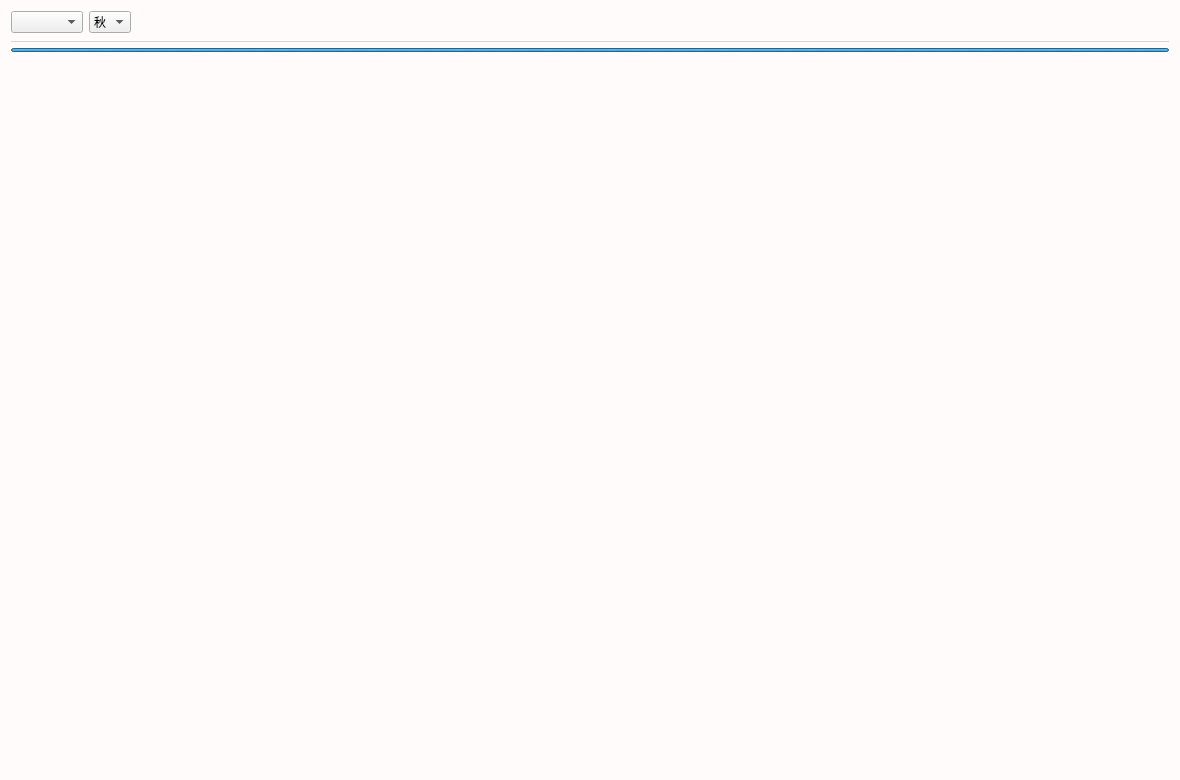
Old version of the form src/mikanbangumireader.ui in the repository daonvshu/bangumireader.
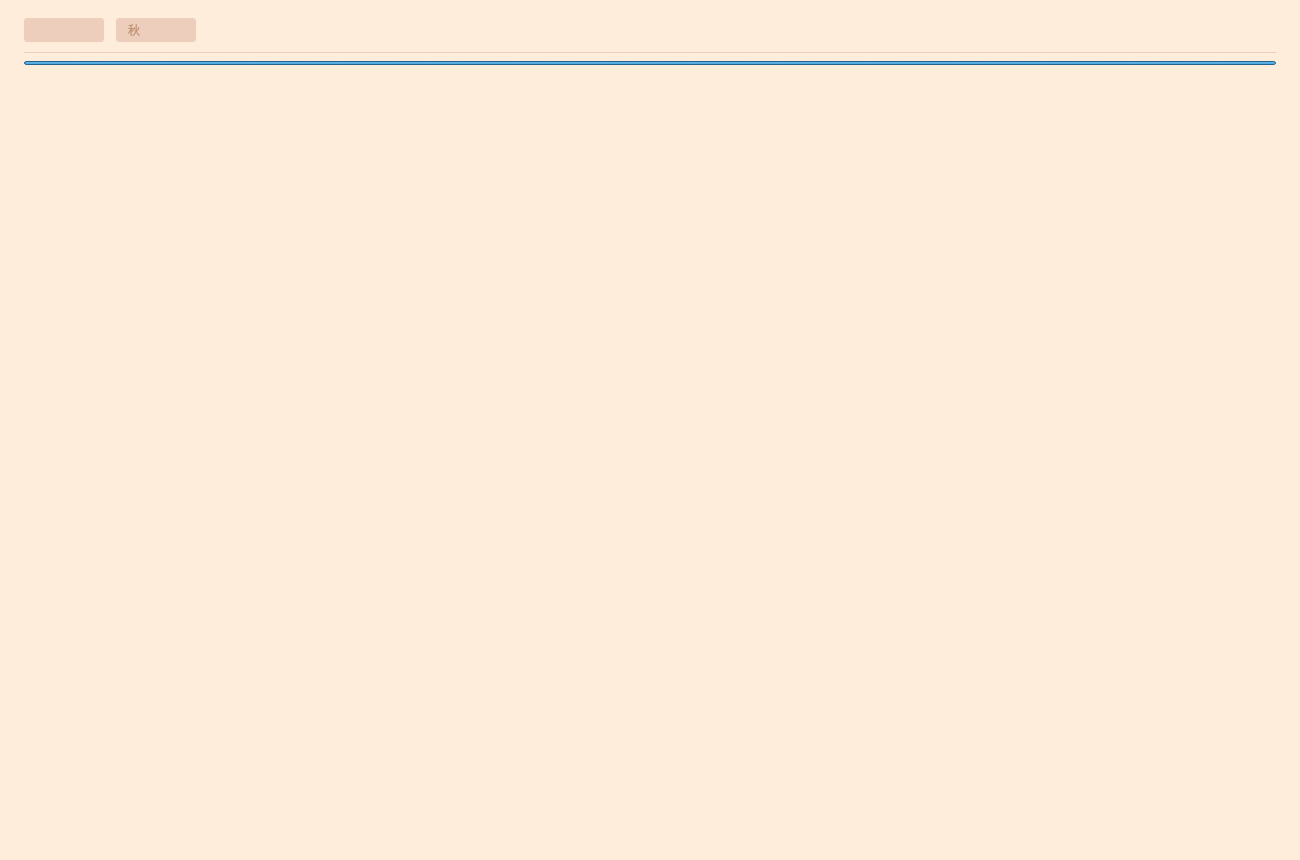
New version of the form. Icons and pictures are not drawn. Custom widgets are drawn as their Qt base class.

Diff of the .ui file:
```diff
--- a/src/mikanbangumireader.ui
+++ b/src/mikanbangumireader.ui
@@ -6,8 +6,8 @@
    <rect>
     <x>0</x>
     <y>0</y>
-    <width>1180</width>
-    <height>780</height>
+    <width>1300</width>
+    <height>860</height>
    </rect>
   </property>
   <property name="windowTitle">
@@ -15,18 +15,76 @@
   </property>
   <property name="styleSheet">
    <string notr="true">#MikanBangumiReader{
-background:#FFFBFB;
-border-radius:6px;
+	background:#FFEDDB;
+	border-radius:6px;
+}
+QComboBox{
+	background:#EDCDBB;
+	border:none;
+	border-radius:3px;
+	color:#BF9270;
+	padding-left:12px;
+}
+QComboBox::drop-down {
+    subcontrol-origin: padding;
+    subcontrol-position: top right;
+    width: 15px;
+
+    border-top-right-radius: 3px; /* same radius as the QComboBox */
+    border-bottom-right-radius: 3px;
+}
+
+QComboBox::down-arrow {
+    image: url(:/icon/resource/arrow-down.png);
+}
+
+QComboBox QAbstractItemView {
+    border: none;
+    selection-background-color: #FFEDDB;
+	background:#EDCDBB;
+	color:#BF9270;
+	height:24px;
 }</string>
   </property>
   <layout class="QVBoxLayout" name="verticalLayout">
+   <property name="spacing">
+    <number>8</number>
+   </property>
+   <property name="leftMargin">
+    <number>24</number>
+   </property>
+   <property name="topMargin">
+    <number>18</number>
+   </property>
+   <property name="rightMargin">
+    <number>24</number>
+   </property>
+   <property name="bottomMargin">
+    <number>18</number>
+   </property>
    <item>
     <layout class="QHBoxLayout" name="horizontalLayout">
+     <property name="spacing">
+      <number>12</number>
+     </property>
      <item>
-      <widget class="QComboBoxEx" name="year_selector"/>
+      <widget class="QComboBoxEx" name="year_selector">
+       <property name="minimumSize">
+        <size>
+         <width>80</width>
+         <height>24</height>
+        </size>
+       </property>
+      </widget>
      </item>
      <item>
       <widget class="QComboBoxEx" name="season_selector">
+       <property name="minimumSize">
+        <size>
+         <width>80</width>
+         <height>24</height>
+        </size>
+       </property>
        <item>
         <property name="text">
          <string>秋</string>
@@ -62,6 +120,23 @@
        </property>
       </spacer>
      </item>
+     <item>
+      <widget class="QLabelEx" name="label_close">
+       <property name="minimumSize">
+        <size>
+         <width>24</width>
+         <height>0</height>
+        </size>
+       </property>
+       <property name="styleSheet">
+        <string notr="true">font-family:&quot;Material Design Icons&quot;;
+color:#BF9270;</string>
+       </property>
+       <property name="text">
+        <string/>
+       </property>
+      </widget>
+     </item>
     </layout>
    </item>
    <item>
@@ -103,6 +178,11 @@
   </layout>
  </widget>
  <customwidgets>
+  <customwidget>
+   <class>QLabelEx</class>
+   <extends>QLabel</extends>
+   <header>qlabelex.h</header>
+  </customwidget>
   <customwidget>
    <class>QProgressBarEx</class>
    <extends>QProgressBar</extends>
```
Left out of the diff: 4 changed lines with no effect on the pictures.
